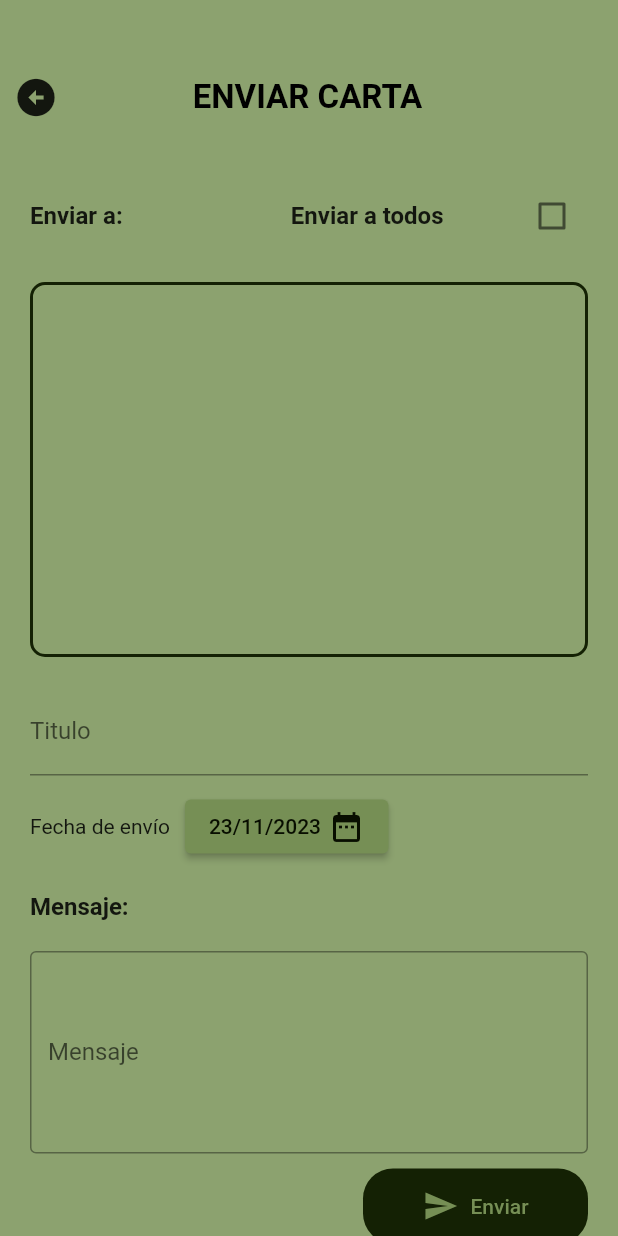
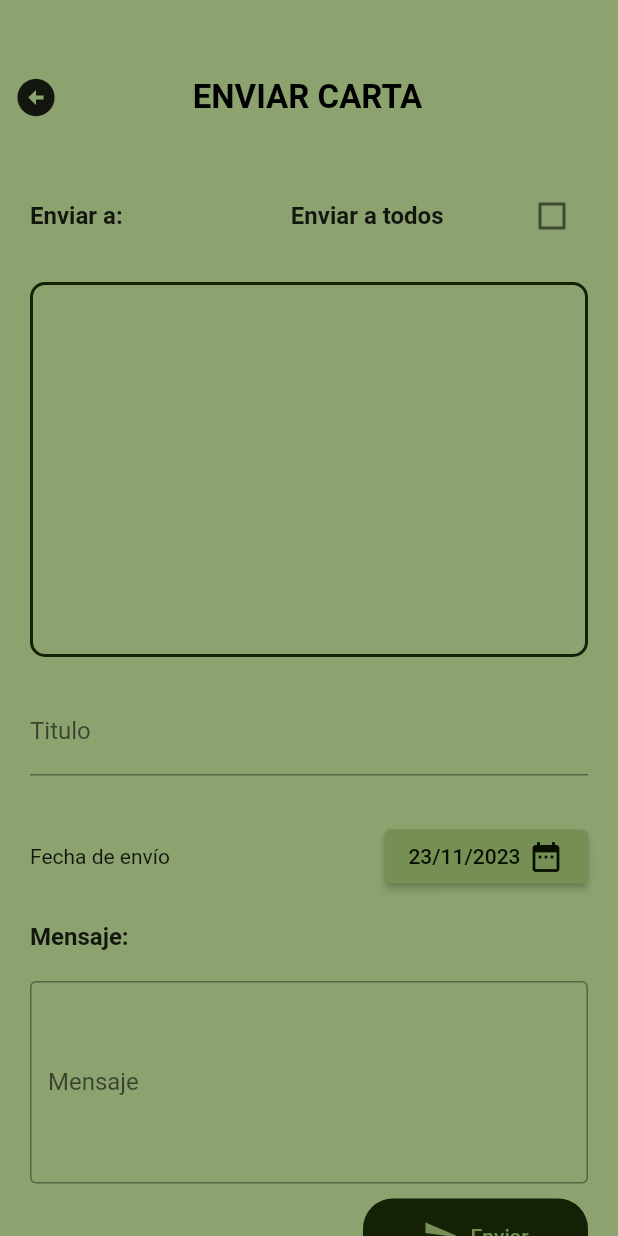
Before and after one commit to NickC25C/nest_frontend, a Flutter app: the EnviarCartaScreen screen opened by its route, on a phone screen of 412 x 824 dp. Run offline on Flutter 3.47's test engine with Material 2 defaults, Android fonts, the phone set to English and light mode, and no system bars; our stand-ins replace fluttertoast, image_picker, page_transition, photo_view, slide_to_act; accounts and stored records are empty; network calls fail.

Commit message:
retoques de diseño jeje

```diff
--- a/lib/screens/crear_capsula.dart
+++ b/lib/screens/crear_capsula.dart
@@ -60,7 +60,7 @@ class _CrearCapsulaState extends State<CrearCapsula> {
             ),
 
             Padding(
-              padding: const EdgeInsets.fromLTRB(20.0, 0.0, 0.0, 0),
+              padding: const EdgeInsets.symmetric(horizontal: 20.0),
               child: FechaApertura(texto: 'Fecha de apertura'),
             ),
 
--- a/lib/screens/enviar_carta.dart
+++ b/lib/screens/enviar_carta.dart
@@ -30,7 +30,7 @@ class EnviarCartaScreen extends StatelessWidget {
                 child: Titulo(),
               ),
               Padding(
-                padding: const EdgeInsets.fromLTRB(20.0, 0.0, 0.0, 0),
+                padding: const EdgeInsets.fromLTRB(20.0, 20.0, 20.0, 0),
                 child: FechaApertura(texto: 'Fecha de envío'),
               ),
               EscribirNota(),
--- a/lib/widgets/selector_fecha.dart
+++ b/lib/widgets/selector_fecha.dart
@@ -22,6 +22,7 @@ class _FechaAperturaState extends State<FechaApertura> {
   @override
   Widget build(BuildContext context) {
     return Row(
+      mainAxisAlignment: MainAxisAlignment.spaceBetween,
       children: [
         Text(texto),
         SizedBox(width: 10),
```
